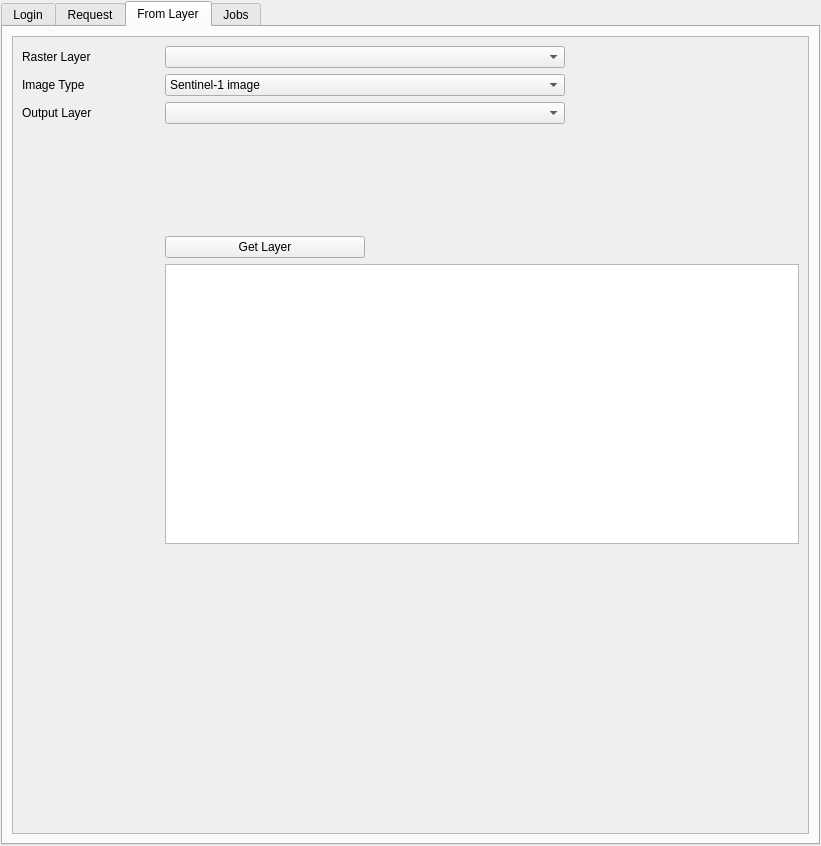
The window that ermes_qgis_dialog_base.ui (links-ads/ermes-mapping-plugin) describes before a commit, drawn with Qt 5.
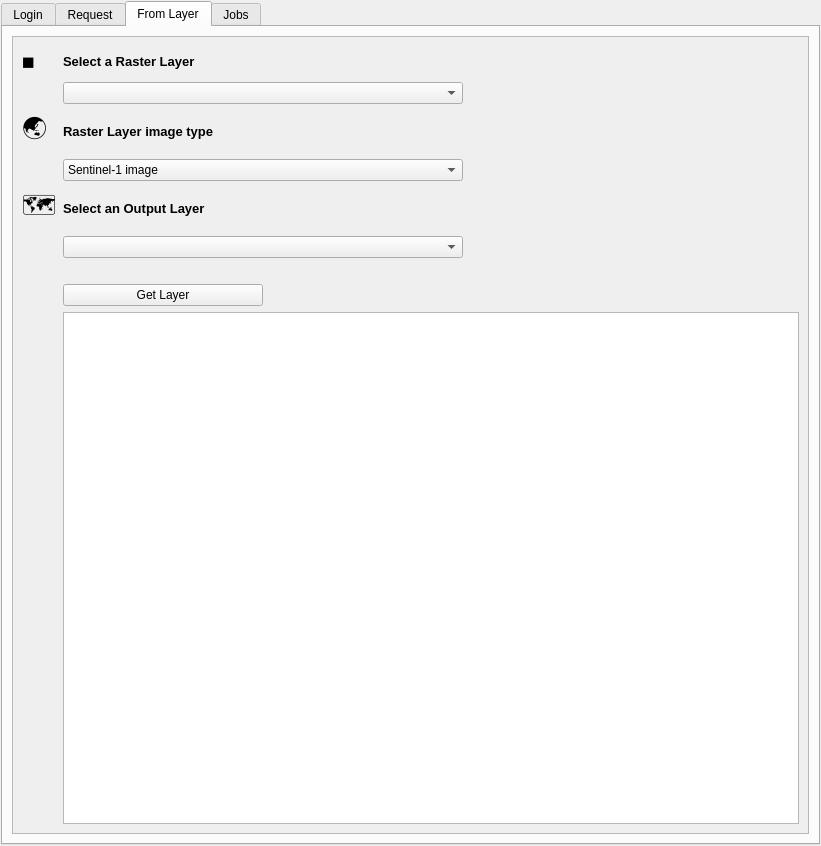
The same window after the commit. The open tabs and pages were chosen to show the change. Custom widgets are drawn as their Qt base class.

Commit message: Added from layer requests as a Qgis task and changes to ui

Diff of the .ui file:
```diff
--- a/ermes_qgis_dialog_base.ui
+++ b/ermes_qgis_dialog_base.ui
@@ -1246,14 +1246,20 @@
              </rect>
             </property>
             <layout class="QGridLayout" name="gridLayout_6">
-             <item row="5" column="0">
-              <widget class="QLabel" name="fileLabel">
-               <property name="text">
-                <string>Raster Layer</string>
+             <item row="22" column="3">
+              <spacer name="horizontalSpacer_5">
+               <property name="orientation">
+                <enum>Qt::Horizontal</enum>
                </property>
-              </widget>
+               <property name="sizeHint" stdset="0">
+                <size>
+                 <width>40</width>
+                 <height>20</height>
+                </size>
+               </property>
+              </spacer>
              </item>
-             <item row="11" column="2">
+             <item row="15" column="2">
               <widget class="QComboBox" name="imageTypeComboBox">
                <property name="minimumSize">
                 <size>
@@ -1279,36 +1285,105 @@
                </item>
               </widget>
              </item>
-             <item row="18" column="0">
-              <widget class="QLabel" name="requestedLayerText">
+             <item row="24" column="2" colspan="2">
+              <widget class="QTextBrowser" name="textLogger2">
+               <property name="sizePolicy">
+                <sizepolicy hsizetype="MinimumExpanding" vsizetype="MinimumExpanding">
+                 <horstretch>0</horstretch>
+                 <verstretch>0</verstretch>
+                </sizepolicy>
+               </property>
+              </widget>
+             </item>
+             <item row="0" column="0">
+              <widget class="QLabel" name="label_6">
+               <property name="font">
+                <font>
+                 <pointsize>19</pointsize>
+                </font>
+               </property>
                <property name="text">
-                <string>Output Layer</string>
+                <string>⏹️</string>
                </property>
               </widget>
              </item>
-             <item row="11" column="0">
+             <item row="14" column="2">
               <widget class="QLabel" name="imageTypeText">
+               <property name="font">
+                <font>
+                 <pointsize>10</pointsize>
+                 <weight>75</weight>
+                 <bold>true</bold>
+                </font>
+               </property>
                <property name="text">
-                <string>Image Type</string>
+                <string>Raster Layer image type</string>
                </property>
               </widget>
              </item>
-             <item row="21" column="2">
-              <spacer name="verticalSpacer_3">
-               <property name="orientation">
-                <enum>Qt::Vertical</enum>
+             <item row="16" column="2">
+              <widget class="QLabel" name="requestedLayerText">
+               <property name="font">
+                <font>
+                 <pointsize>10</pointsize>
+                 <weight>75</weight>
+                 <bold>true</bold>
+                </font>
                </property>
-               <property name="sizeHint" stdset="0">
+               <property name="text">
+                <string>Select an Output Layer</string>
+               </property>
+              </widget>
+             </item>
+             <item row="11" column="2">
+              <widget class="QgsMapLayerComboBox" name="rasterLayerComboBox">
+               <property name="maximumSize">
                 <size>
-                 <width>20</width>
-                 <height>20</height>
+                 <width>400</width>
+                 <height>16777215</height>
                 </size>
                </property>
-              </spacer>
+              </widget>
              </item>
-             <item row="18" column="2">
-              <layout class="QHBoxLayout" name="horizontalLayout_11">
-               <item>
+             <item row="0" column="2">
+              <widget class="QLabel" name="fileLabel">
+               <property name="font">
+                <font>
+                 <pointsize>10</pointsize>
+                 <weight>75</weight>
+                 <bold>true</bold>
+                </font>
+               </property>
+               <property name="text">
+                <string>Select a Raster Layer</string>
+               </property>
+              </widget>
+             </item>
+             <item row="16" column="0">
+              <widget class="QLabel" name="label_8">
+               <property name="font">
+                <font>
+                 <pointsize>19</pointsize>
+                </font>
+               </property>
+               <property name="text">
+                <string>🗺️</string>
+               </property>
+              </widget>
+             </item>
+             <item row="14" column="0">
+              <widget class="QLabel" name="label_9">
+               <property name="font">
+                <font>
+                 <pointsize>19</pointsize>
+                </font>
+               </property>
+               <property name="text">
+                <string>🌏</string>
+               </property>
+              </widget>
+             </item>
+             <item row="21" column="2">
                 <widget class="QComboBox" name="requestedLayerComboBox">
                  <property name="minimumSize">
                   <size>
@@ -1340,8 +1415,15 @@
                    <string>Waterbody delineation</string>
                   </property>
                  </item>
-                </widget>
-               </item>
+               <item>
+                <property name="text">
+                 <string>Water depth estimation</string>
+                </property>
+               </item>
+              </widget>
+             </item>
+             <item row="21" column="3">
+              <layout class="QHBoxLayout" name="horizontalLayout_11">
                <item>
                 <spacer name="horizontalSpacer_10">
                  <property name="orientation">
@@ -1357,37 +1439,8 @@
                </item>
               </layout>
              </item>
-             <item row="5" column="2">
-              <widget class="QgsMapLayerComboBox" name="rasterLayerComboBox">
-               <property name="maximumSize">
-                <size>
-                 <width>400</width>
-                 <height>16777215</height>
-                </size>
-               </property>
-              </widget>
-             </item>
-             <item row="20" column="2">
+             <item row="23" column="3">
               <layout class="QHBoxLayout" name="horizontalLayout_12">
-               <item>
-                <widget class="QPushButton" name="requestFilePushButton">
-                 <property name="minimumSize">
-                  <size>
-                   <width>200</width>
-                   <height>0</height>
-                  </size>
-                 </property>
-                 <property name="maximumSize">
-                  <size>
-                   <width>200</width>
-                   <height>16777215</height>
-                  </size>
-                 </property>
-                 <property name="text">
-                  <string>Get Layer</string>
-                 </property>
-                </widget>
-               </item>
                <item>
                 <spacer name="horizontalSpacer_11">
                  <property name="orientation">
@@ -1403,62 +1456,25 @@
                </item>
               </layout>
              </item>
-             <item row="19" column="0">
-              <widget class="QWidget" name="verticalSpace" native="true">
-               <property name="enabled">
-                <bool>true</bool>
-               </property>
+             <item row="23" column="2">
+              <widget class="QPushButton" name="requestFilePushButton">
                <property name="minimumSize">
                 <size>
-                 <width>137</width>
-                 <height>100</height>
-                </size>
-               </property>
-               <property name="baseSize">
-                <size>
-                 <width>0</width>
+                 <width>200</width>
                  <height>0</height>
                 </size>
                </property>
-               <layout class="QVBoxLayout" name="verticalLayout_3"/>
-              </widget>
-             </item>
-             <item row="19" column="2">
-              <spacer name="horizontalSpacer_5">
-               <property name="orientation">
-                <enum>Qt::Horizontal</enum>
-               </property>
-               <property name="sizeHint" stdset="0">
+               <property name="maximumSize">
                 <size>
-                 <width>40</width>
-                 <height>20</height>
+                 <width>200</width>
+                 <height>16777215</height>
                 </size>
                </property>
-              </spacer>
-             </item>
-             <item row="21" column="2">
-              <widget class="QTextBrowser" name="textLogger2">
-               <property name="sizePolicy">
-                <sizepolicy hsizetype="MinimumExpanding" vsizetype="MinimumExpanding">
-                 <horstretch>0</horstretch>
-                 <verstretch>0</verstretch>
-                </sizepolicy>
+               <property name="text">
+                <string>Get Layer</string>
                </property>
               </widget>
              </item>
-             <item row="22" column="2">
-              <spacer name="verticalSpacer_2">
-               <property name="orientation">
-                <enum>Qt::Vertical</enum>
-               </property>
-               <property name="sizeHint" stdset="0">
-                <size>
-                 <width>20</width>
-                 <height>20</height>
-                </size>
-               </property>
-              </spacer>
-             </item>
             </layout>
            </widget>
           </widget>
```
Left out of the diff: 2 changed lines with no effect on the pictures. Lines whose indentation alone changed are shown as unchanged. The commit also changes 2 other files.
